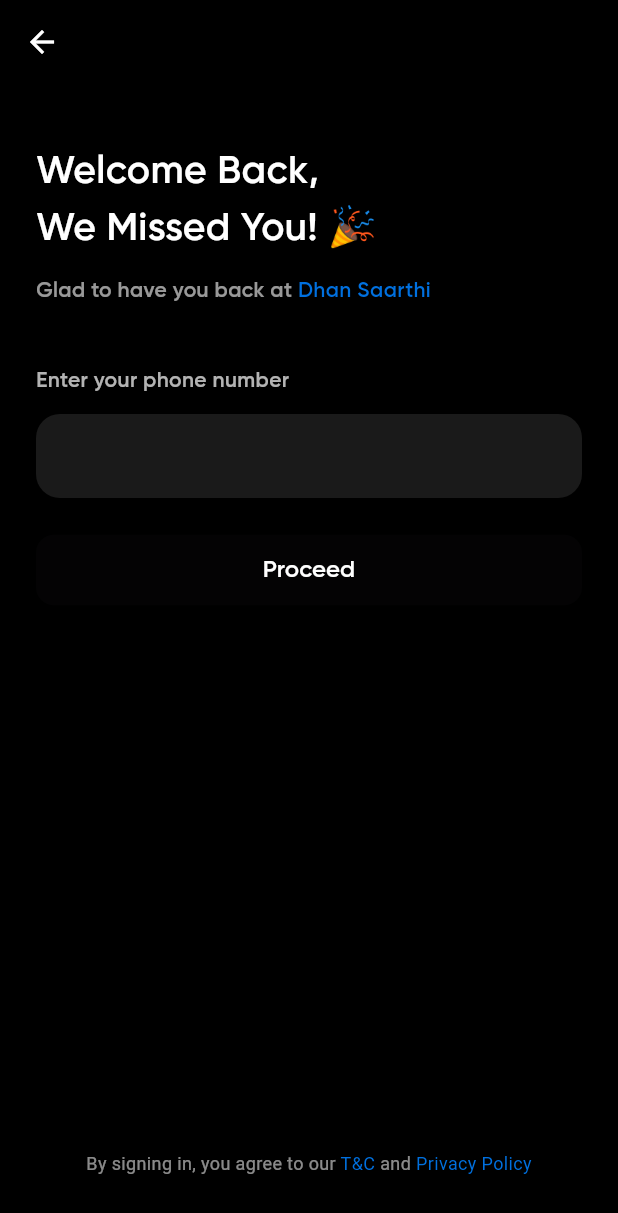
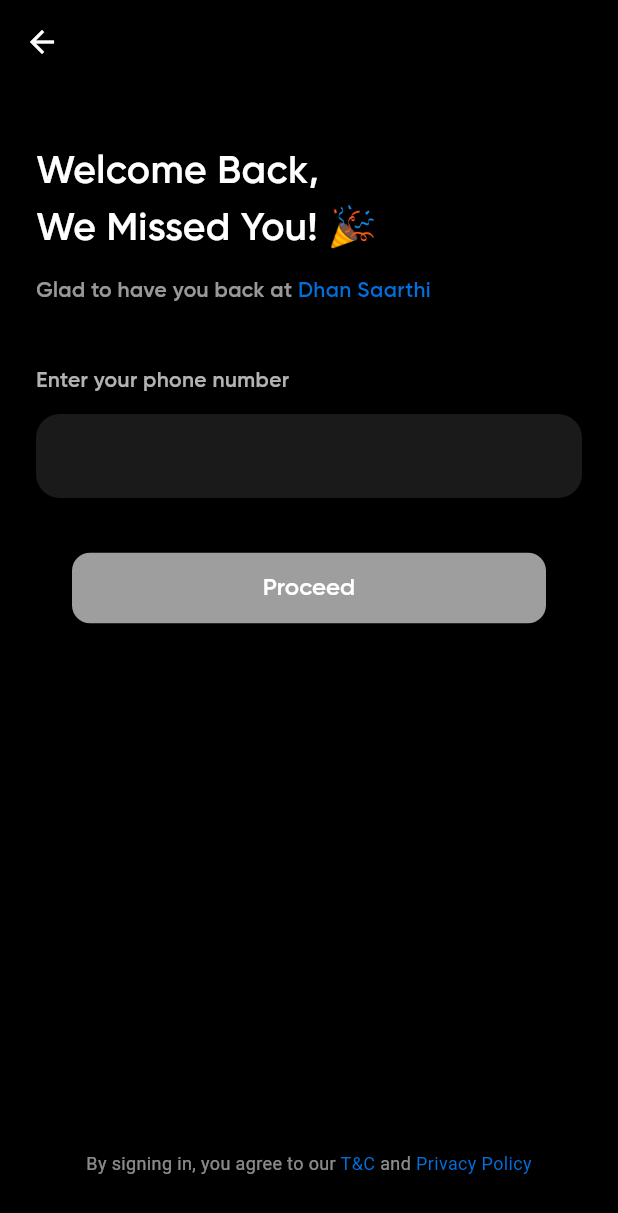
Before and after one commit to Senthilvelan/dhanasaarathi, a Flutter app: the screen it shows after launch, after a tap on an icon or button, on a phone screen of 412 x 824 dp. Shown: the top 1213 px of the screen. Run offline on Flutter 3.47's test engine with Material 3 defaults, Android fonts, the phone set to English and light mode, and no system bars; our stand-ins replace dio, fl_chart, flutter_screenutil, flutter_slidable, flutter_svg, get and 5 more; missing offline and left inert: flutter_app_badger, queue; accounts and stored records are empty.

Commit message:
trans anim

```diff
--- a/lib/app/routes/app_pages.dart
+++ b/lib/app/routes/app_pages.dart
@@ -13,31 +13,31 @@
     GetPage(
       name: AppRoutes.screenWelcome,
       page: () => WelcomeScreen(),
-      transition: Transition.fadeIn,
+      transition: Transition.rightToLeft,
       transitionDuration: const Duration(milliseconds: 900),
     ),
     GetPage(
       name: AppRoutes.screenLogin,
       page: () => LoginScreen(),
-      transition: Transition.fadeIn,
+      transition: Transition.rightToLeft,
       transitionDuration: const Duration(milliseconds: 900),
     ),
     GetPage(
       name: AppRoutes.screenOtp,
       page: () => OtpScreen(),
-      transition: Transition.fadeIn,
+      transition: Transition.rightToLeft,
       transitionDuration: const Duration(milliseconds: 900),
     ),
     GetPage(
       name: AppRoutes.screenHome,
       page: () => HomeScreen(),
-      transition: Transition.fadeIn,
+      transition: Transition.rightToLeft,
       transitionDuration: const Duration(milliseconds: 900),
     ),
     GetPage(
       name: AppRoutes.screenFullFund,
       page: () => FundFullScreen(),
-      transition: Transition.fadeIn,
+      transition: Transition.rightToLeft,
       transitionDuration: const Duration(milliseconds: 900),
     ),
   ];
--- a/lib/ui/2login/login_screen.dart
+++ b/lib/ui/2login/login_screen.dart
@@ -46,14 +46,13 @@
           ),
         ),
 
-        const SizedBox(height: 24),
+        const SizedBox(height: 32),
 
-        Obx(() => SizedBox(
+        Obx(() => Container(
               width: double.infinity,
+              margin: const EdgeInsets.fromLTRB(24, 4, 24, 4),
               child: ElevatedButton(
-                onPressed: controller.isDisabled.value
-                    ? controller.proceedToOtp
-                    : null,
+                onPressed: controller.proceedToOtp,
                 style: ElevatedButton.styleFrom(
                   backgroundColor:
                       controller.isDisabled.value ? blueMarine : Colors.grey,
@@ -62,29 +61,13 @@
                   ),
                   padding: const EdgeInsets.symmetric(vertical: 12),
                 ),
-                child: Text("Proceed",
+                child: const Text("Proceed",
                     style: TextStyle(
                       fontSize: 16,
                       color: Colors.white,
                     )),
               ),
             )),
-
-        // Proceed Button
-        // SizedBox(
-        //   width: double.infinity,
-        //   child: ElevatedButton(
-        //     onPressed: controller.proceedToOtp,
-        //     style: ElevatedButton.styleFrom(
-        //       backgroundColor: blueMarine,
-        //       shape: RoundedRectangleBorder(
-        //         borderRadius: BorderRadius.circular(12),
-        //       ),
-        //       padding: const EdgeInsets.symmetric(vertical: 12),
-        //     ),
-        //     child: const Text("Proceed", style: TextStyle(fontSize: 16)),
-        //   ),
-        // ),
       ],
     );
   }
```
